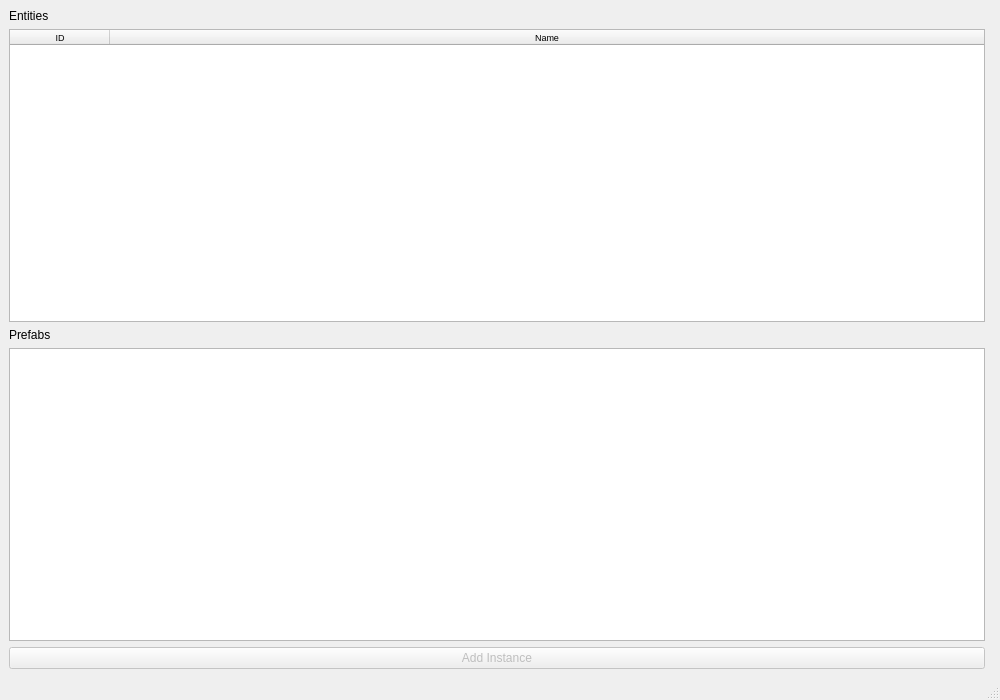
This is examples/Editor/MainWindow.ui in martinscheffler/qtentity as Qt 5 draws it before an edit. The edited form follows.
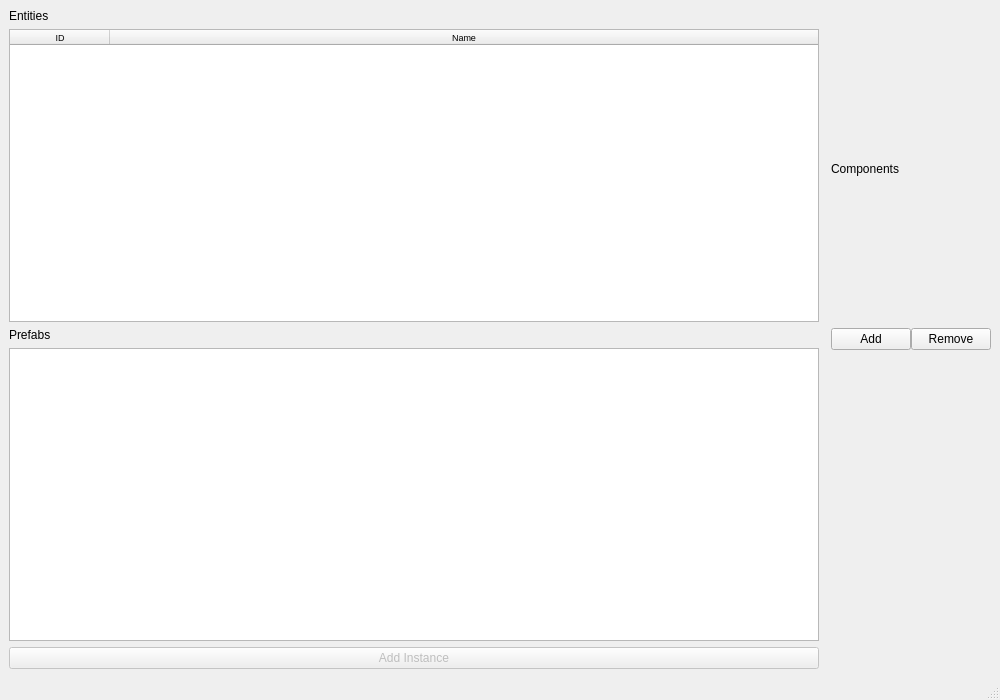
This is the edited form.

Commit message: * some more editor work * added convenience method for getting entity systems from entity manager. Requires each entity system implementaiton to have a method staticComponentType() returning the qmetatype of the component

Patch:
```diff
--- a/examples/Editor/MainWindow.ui
+++ b/examples/Editor/MainWindow.ui
@@ -99,6 +99,44 @@
     <item>
      <widget class="QWidget" name="_rendererPos" native="true"/>
     </item>
+    <item>
+     <layout class="QVBoxLayout" name="verticalLayout_2">
+      <property name="spacing">
+       <number>0</number>
+      </property>
+      <property name="rightMargin">
+       <number>0</number>
+      </property>
+      <item>
+       <widget class="QLabel" name="label_3">
+        <property name="text">
+         <string>Components</string>
+        </property>
+       </widget>
+      </item>
+      <item>
+       <layout class="QHBoxLayout" name="horizontalLayout_2">
+        <item>
+         <widget class="QPushButton" name="_addComponentButton">
+          <property name="text">
+           <string>Add</string>
+          </property>
+         </widget>
+        </item>
+        <item>
+         <widget class="QPushButton" name="_removeComponentButton">
+          <property name="text">
+           <string>Remove</string>
+          </property>
+         </widget>
+        </item>
+       </layout>
+      </item>
+      <item>
+       <widget class="QWidget" name="_editorPos" native="true"/>
+      </item>
+     </layout>
+    </item>
    </layout>
   </widget>
   <widget class="QMenuBar" name="menubar">
```
The commit also changes 11 other files.
